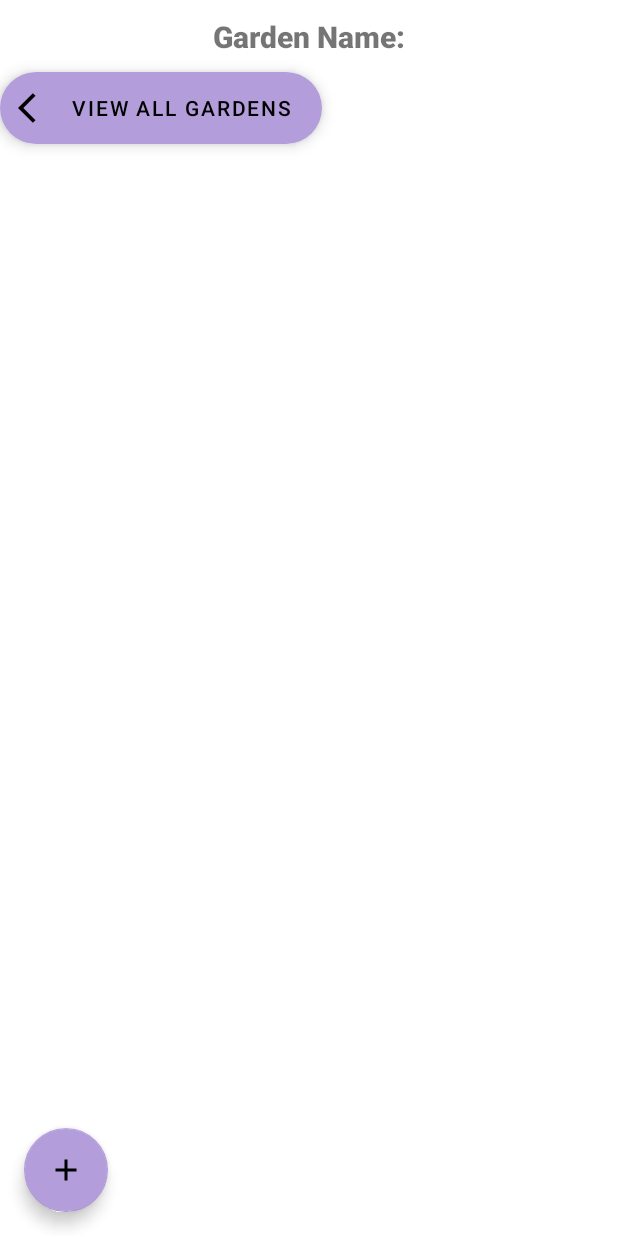
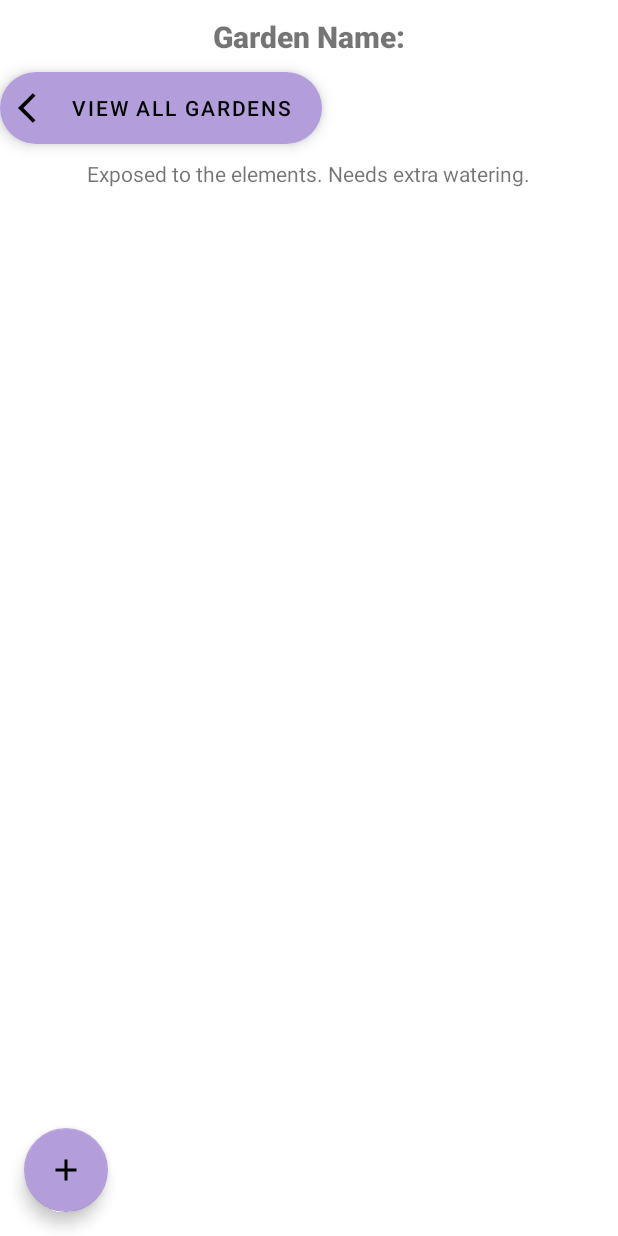
Before and after one commit to wilana/GardenGatherer, an Android app: the layout activity_plants.xml on its own in the app's theme, with its tools: preview values and no code run, on a phone screen of 412 x 824 dp. Run offline under Robolectric (Android 15) with nearby library versions, the phone set to English and light mode, and no system bars.

Commit message:
Added garden notes into the garden's plants view

```diff
--- a/app/src/main/java/com/WSM1120464/gardengatherer/MainActivity.kt
+++ b/app/src/main/java/com/WSM1120464/gardengatherer/MainActivity.kt
@@ -47,6 +47,7 @@ class MainActivity : AppCompatActivity(), GardenViewAdapter.GardenItemListener {
         intent.putExtra("userID", garden.userID)
         intent.putExtra("gardenID", garden.gardenID)
         intent.putExtra("gardenName", garden.gardenName)
+        intent.putExtra("gardenNotes", garden.gardenNotes)
         startActivity(intent)
     }
 }
--- a/app/src/main/java/com/WSM1120464/gardengatherer/PlantsActivity.kt
+++ b/app/src/main/java/com/WSM1120464/gardengatherer/PlantsActivity.kt
@@ -7,6 +7,7 @@ import android.text.method.ScrollingMovementMethod
 import androidx.lifecycle.Observer
 import androidx.lifecycle.ViewModelProvider
 import com.WSM1120464.gardengatherer.databinding.ActivityPlantsBinding
+import com.google.firebase.firestore.FirebaseFirestore
 
 class PlantsActivity : AppCompatActivity(), PlantViewAdapter.PlantItemListener {
     private lateinit var binding: ActivityPlantsBinding
@@ -21,8 +22,10 @@ class PlantsActivity : AppCompatActivity(), PlantViewAdapter.PlantItemListener {
 
         // update textview heading as name of garden selected
         binding.textViewPlantsGardenName.text = intent.getStringExtra("gardenName")
+        binding.textViewGardenNotes.text = intent.getStringExtra("gardenNotes")
         val userID = intent.getStringExtra("userID")
         val gardenID = intent.getStringExtra("gardenID")
+
 
         // fill plants from recycler
         gardenID?.let{
--- a/app/src/main/res/layout/activity_plants.xml
+++ b/app/src/main/res/layout/activity_plants.xml
@@ -43,7 +43,7 @@
         app:layout_constraintEnd_toEndOf="parent"
         app:layout_constraintHorizontal_bias="0.0"
         app:layout_constraintStart_toStartOf="parent"
-        app:layout_constraintTop_toBottomOf="@+id/extendedFabBackToMain" />
+        app:layout_constraintTop_toBottomOf="@+id/textViewGardenNotes" />
 
     <com.google.android.material.floatingactionbutton.FloatingActionButton
         android:id="@+id/fabAddPlant"
@@ -56,4 +56,15 @@
         app:layout_constraintStart_toStartOf="parent"
         app:srcCompat="@drawable/add_icon" />
 
+    <TextView
+        android:id="@+id/textViewGardenNotes"
+        android:layout_width="wrap_content"
+        android:layout_height="wrap_content"
+        android:layout_margin="@dimen/margin_top"
+        tools:text="@string/garden_notes_example"
+        app:layout_constraintBottom_toTopOf="@+id/recyclerViewPlants"
+        app:layout_constraintEnd_toEndOf="parent"
+        app:layout_constraintStart_toStartOf="parent"
+        app:layout_constraintTop_toBottomOf="@+id/extendedFabBackToMain" />
+
 </androidx.constraintlayout.widget.ConstraintLayout>
```
